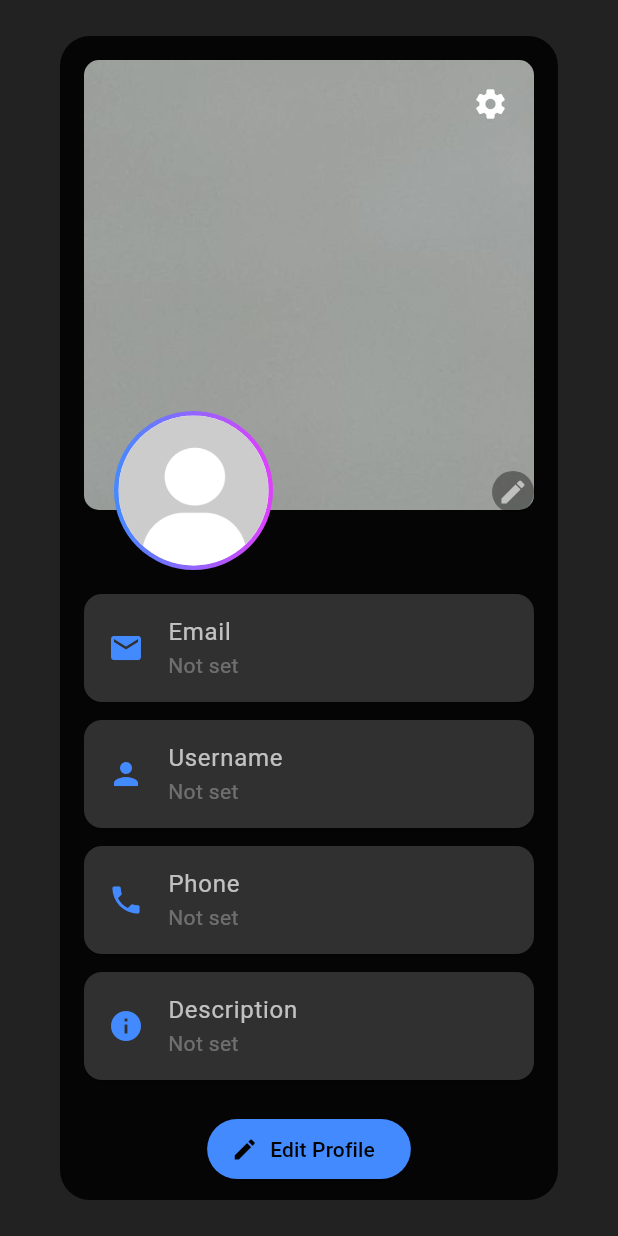
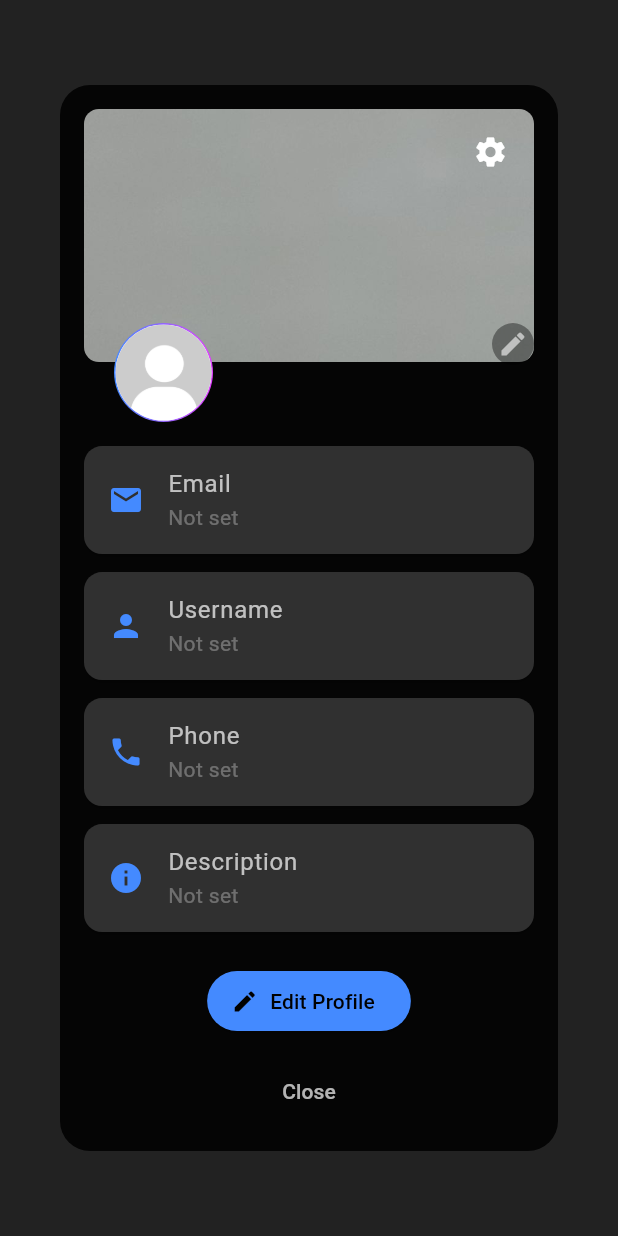
Before and after one commit to nhsnaa/streaming_app, a Flutter app: the ProfilePage widget shown alone on an empty page, opened directly, on a phone screen of 412 x 824 dp. Run offline on Flutter 3.47's test engine with Material 3 defaults, Android fonts, the phone set to English and light mode, and no system bars; our stand-ins replace google_fonts, shared_preferences, smooth_page_indicator, youtube_player_iframe; accounts and stored records are empty; network calls fail.

Commit message:
fix profile size

```diff
--- a/lib/basic_modules/profile_page.dart
+++ b/lib/basic_modules/profile_page.dart
@@ -227,15 +227,19 @@ class _ProfilePageState extends State<ProfilePage> {
               Stack(
                 clipBehavior: Clip.none,
                 children: [
-                  ClipRRect(
-                    borderRadius: BorderRadius.circular(10),
-                    child: Image.asset(
-                      _selectedBackground,
-                      width: double.infinity,
-                      height: 300,
-                      fit: BoxFit.cover,
+                  // ✅ Background image now maintains a clean 16:9 aspect ratio
+                  AspectRatio(
+                    aspectRatio: 16 / 9,
+                    child: ClipRRect(
+                      borderRadius: BorderRadius.circular(10),
+                      child: Image.asset(
+                        _selectedBackground,
+                        width: double.infinity,
+                        fit: BoxFit.cover,
+                      ),
                     ),
                   ),
+                  // Settings icon at top-right
                   Positioned(
                     top: 5,
                     right: 5,
@@ -248,6 +252,7 @@ class _ProfilePageState extends State<ProfilePage> {
                       },
                     ),
                   ),
+                  // ✅ Profile avatar with smaller gradient border
                   Positioned(
                     bottom: -40,
                     left: 20,
@@ -258,13 +263,14 @@ class _ProfilePageState extends State<ProfilePage> {
                           colors: [Colors.blueAccent, Colors.purpleAccent],
                         ),
                       ),
-                      padding: const EdgeInsets.all(3),
+                      padding: const EdgeInsets.all(1), // very thin border
                       child: CircleAvatar(
-                        radius: 50,
+                        radius: 32, // smaller profile picture
                         backgroundImage: AssetImage(_selectedAvatar),
                       ),
                     ),
                   ),
+                  // Edit icon button for avatar/background
                   Positioned(
                     bottom: -2,
                     right: 0,
```
